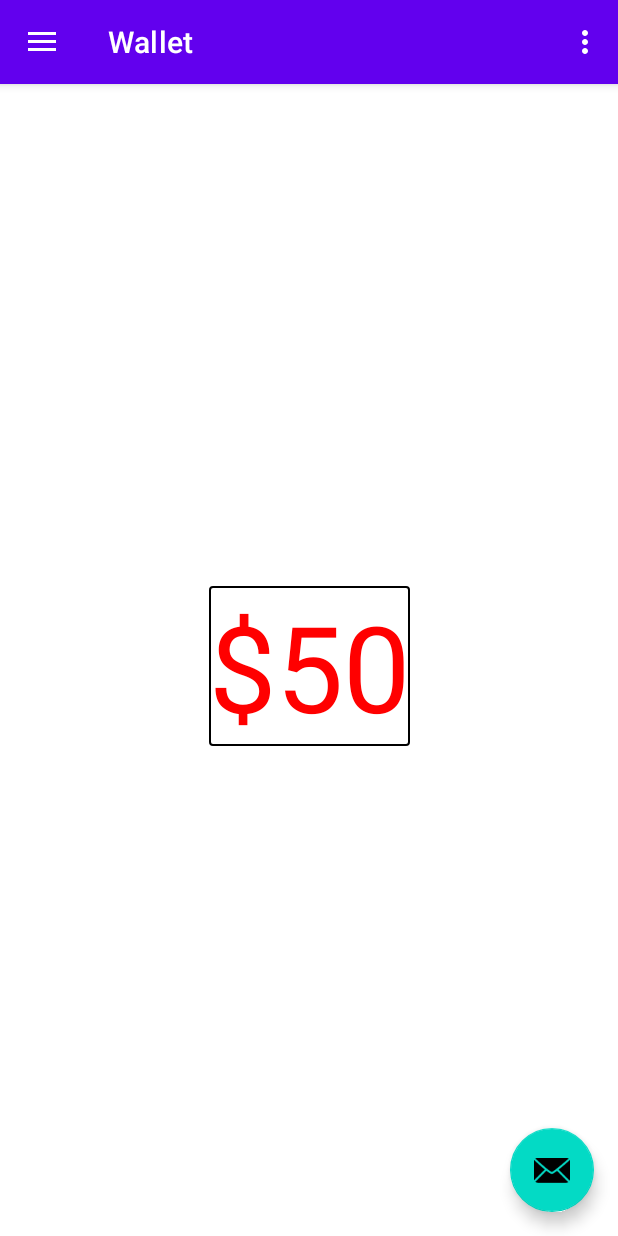
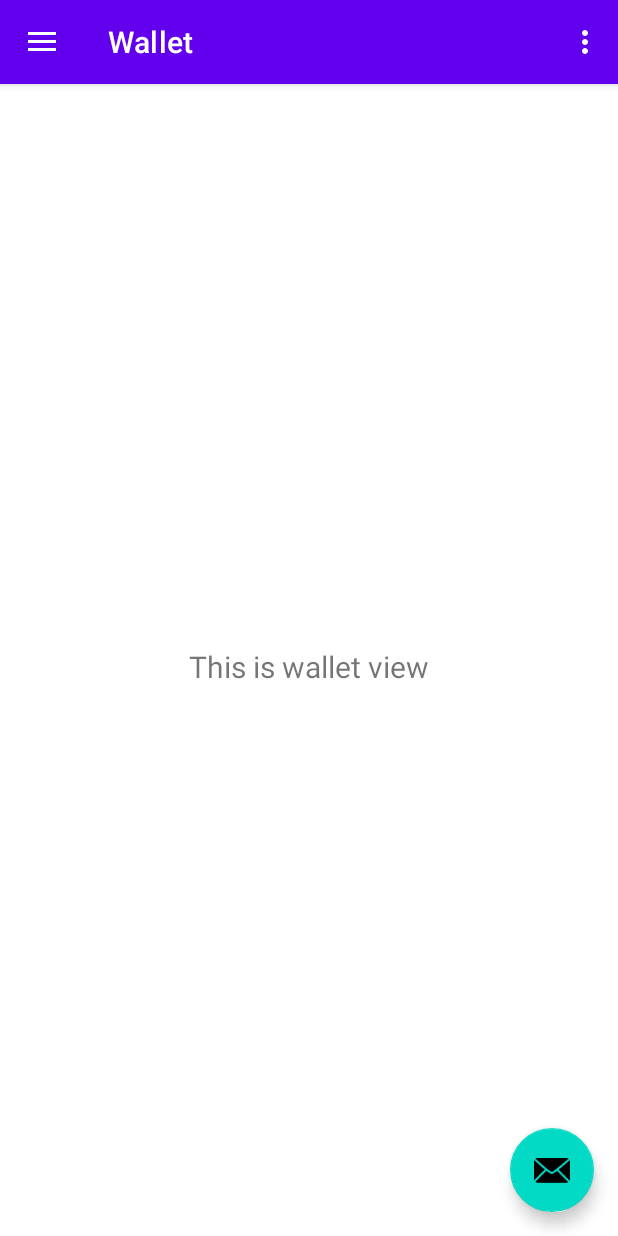
Before and after one commit to csmith845/EzBet, an Android app: the screen it shows after launch (MainActivity), in the side drawer, after a tap on "Wallet", on a phone screen of 412 x 824 dp. Run offline under Robolectric (Android 15) with nearby library versions, the phone set to English and light mode, and no system bars; our stand-ins replace navigation-ui.

Commit message:
Revert "Cooper"

```diff
--- a/app/build.gradle
+++ b/app/build.gradle
@@ -44,7 +44,6 @@ dependencies {
     implementation 'androidx.lifecycle:lifecycle-viewmodel-ktx:2.3.1'
     implementation 'androidx.navigation:navigation-fragment-ktx:2.3.5'
     implementation 'androidx.navigation:navigation-ui-ktx:2.3.5'
-    implementation 'androidx.annotation:annotation:1.3.0'
     testImplementation 'junit:junit:4.13.2'
     androidTestImplementation 'androidx.test.ext:junit:1.1.3'
     androidTestImplementation 'androidx.test.espresso:espresso-core:3.4.0'
--- a/app/src/main/AndroidManifest.xml
+++ b/app/src/main/AndroidManifest.xml
@@ -10,12 +10,9 @@
         android:supportsRtl="true"
         android:theme="@style/Theme.EasyBet">
         <activity
-            android:name=".Bet"
-            android:exported="false"
-            android:label="@string/bet_screen" />
-        <activity
             android:name=".MainActivity"
             android:exported="true"
+            android:label="@string/app_name"
             android:theme="@style/Theme.EasyBet.NoActionBar">
             <intent-filter>
                 <action android:name="android.intent.action.MAIN" />
--- a/app/src/main/java/com/cooper/android/easybet/MainActivity.kt
+++ b/app/src/main/java/com/cooper/android/easybet/MainActivity.kt
@@ -1,6 +1,5 @@
 package com.cooper.android.easybet
 
-import android.app.Application
 import android.os.Bundle
 import android.view.Menu
 import com.google.android.material.snackbar.Snackbar
@@ -14,19 +13,6 @@ import androidx.drawerlayout.widget.DrawerLayout
 import androidx.appcompat.app.AppCompatActivity
 import com.cooper.android.easybet.databinding.ActivityMainBinding
 
-object Wallet{
-    private var money = 50
-    fun withdraw(amount: Int){
-        money -= amount
-    }
-    fun credit(amount: Int){
-        money += amount
-    }
-    fun balance(): Int {
-        return money
-    }
-}
-
 class MainActivity : AppCompatActivity() {
 
     private lateinit var appBarConfiguration: AppBarConfiguration
@@ -34,7 +20,6 @@ class MainActivity : AppCompatActivity() {
 
     override fun onCreate(savedInstanceState: Bundle?) {
         super.onCreate(savedInstanceState)
-
 
         binding = ActivityMainBinding.inflate(layoutInflater)
         setContentView(binding.root)
@@ -54,7 +39,7 @@ class MainActivity : AppCompatActivity() {
         // menu should be considered as top level destinations.
         appBarConfiguration = AppBarConfiguration(
             setOf(
-                R.id.nav_home, R.id.nav_wallet, R.id.nav_room
+                R.id.nav_home, R.id.nav_gallery, R.id.nav_slideshow
             ), drawerLayout
         )
         setupActionBarWithNavController(navController, appBarConfiguration)
--- a/app/src/main/java/com/cooper/android/easybet/ui/gallery/GalleryFragment.kt
+++ b/app/src/main/java/com/cooper/android/easybet/ui/gallery/GalleryFragment.kt
@@ -1,6 +1,5 @@
 package com.cooper.android.easybet.ui.gallery
 
-import android.app.Application
 import android.os.Bundle
 import android.view.LayoutInflater
 import android.view.View
@@ -9,7 +8,6 @@ import android.widget.TextView
 import androidx.fragment.app.Fragment
 import androidx.lifecycle.ViewModelProvider
 import com.cooper.android.easybet.databinding.FragmentGalleryBinding
-
 
 class GalleryFragment : Fragment() {
 
@@ -37,7 +35,6 @@ class GalleryFragment : Fragment() {
         return root
     }
 
-
     override fun onDestroyView() {
         super.onDestroyView()
         _binding = null
--- a/app/src/main/java/com/cooper/android/easybet/ui/gallery/GalleryViewModel.kt
+++ b/app/src/main/java/com/cooper/android/easybet/ui/gallery/GalleryViewModel.kt
@@ -3,13 +3,11 @@ package com.cooper.android.easybet.ui.gallery
 import androidx.lifecycle.LiveData
 import androidx.lifecycle.MutableLiveData
 import androidx.lifecycle.ViewModel
-import com.cooper.android.easybet.Wallet
 
 class GalleryViewModel : ViewModel() {
 
     private val _text = MutableLiveData<String>().apply {
-
-        value = "$" + Wallet.balance().toString()
+        value = "This is wallet view"
     }
     val text: LiveData<String> = _text
 }
--- a/app/src/main/java/com/cooper/android/easybet/ui/home/HomeFragment.kt
+++ b/app/src/main/java/com/cooper/android/easybet/ui/home/HomeFragment.kt
@@ -1,20 +1,13 @@
 package com.cooper.android.easybet.ui.home
 
-import android.content.Intent
 import android.os.Bundle
 import android.view.LayoutInflater
 import android.view.View
 import android.view.ViewGroup
-import android.widget.Button
-import android.widget.EditText
 import android.widget.TextView
 import androidx.fragment.app.Fragment
 import androidx.lifecycle.ViewModelProvider
-import com.cooper.android.easybet.Bet
-import com.cooper.android.easybet.MainActivity
-import com.cooper.android.easybet.Wallet
 import com.cooper.android.easybet.databinding.FragmentHomeBinding
-
 
 class HomeFragment : Fragment() {
 
@@ -24,26 +17,20 @@ class HomeFragment : Fragment() {
     // onDestroyView.
     private val binding get() = _binding!!
 
-
-    private lateinit var newView: Button
-
     override fun onCreateView(
         inflater: LayoutInflater,
         container: ViewGroup?,
         savedInstanceState: Bundle?
     ): View {
-
-
+        val homeViewModel =
+            ViewModelProvider(this).get(HomeViewModel::class.java)
 
         _binding = FragmentHomeBinding.inflate(inflater, container, false)
         val root: View = binding.root
 
-
-        newView = binding.Button
-
-        newView.setOnClickListener{
-            val intent = Intent(activity, Bet::class.java)
-            startActivity(intent)
+        val textView: TextView = binding.textHome
+        homeViewModel.text.observe(viewLifecycleOwner) {
+            textView.text = it
         }
         return root
     }
--- a/app/src/main/java/com/cooper/android/easybet/ui/home/HomeViewModel.kt
+++ b/app/src/main/java/com/cooper/android/easybet/ui/home/HomeViewModel.kt
@@ -7,7 +7,7 @@ import androidx.lifecycle.ViewModel
 class HomeViewModel : ViewModel() {
 
     private val _text = MutableLiveData<String>().apply {
-        value = "Bet"
+        value = "This is where active bets will be"
     }
     val text: LiveData<String> = _text
 }
--- a/app/src/main/res/drawable/rectangle.xml
+++ /dev/null
@@ -1,21 +0,0 @@
-<?xml version="1.0" encoding="utf-8"?>
-<shape xmlns:android="http://schemas.android.com/apk/res/android"
-    android:shape="rectangle" >
-
-    <!-- View background color -->
-    <solid
-        android:color="@color/white" >
-    </solid>
-
-    <!-- View border color and width -->
-    <stroke
-        android:width="1dp"
-        android:color="@color/black" >
-    </stroke>
-
-    <!-- The radius makes the corners rounded -->
-    <corners
-        android:radius="2dp"   >
-    </corners>
-
-</shape>
--- a/app/src/main/res/layout/fragment_gallery.xml
+++ b/app/src/main/res/layout/fragment_gallery.xml
@@ -8,15 +8,13 @@
 
     <TextView
         android:id="@+id/text_gallery"
-        android:background="@drawable/rectangle"
-        android:layout_width="wrap_content"
+        android:layout_width="match_parent"
         android:layout_height="wrap_content"
         android:layout_marginStart="8dp"
         android:layout_marginTop="8dp"
         android:layout_marginEnd="8dp"
         android:textAlignment="center"
-        android:textSize="80sp"
-        android:textColor="@color/red"
+        android:textSize="20sp"
         app:layout_constraintBottom_toBottomOf="parent"
         app:layout_constraintEnd_toEndOf="parent"
         app:layout_constraintStart_toStartOf="parent"
--- a/app/src/main/res/menu/activity_main_drawer.xml
+++ b/app/src/main/res/menu/activity_main_drawer.xml
@@ -9,11 +9,11 @@
             android:icon="@drawable/ic_menu_camera"
             android:title="@string/menu_home" />
         <item
-            android:id="@+id/nav_wallet"
+            android:id="@+id/nav_gallery"
             android:icon="@drawable/ic_menu_gallery"
             android:title="@string/menu_gallery" />
         <item
-            android:id="@+id/nav_room"
+            android:id="@+id/nav_slideshow"
             android:icon="@drawable/ic_menu_slideshow"
             android:title="@string/menu_slideshow" />
     </group>
--- a/app/src/main/res/navigation/mobile_navigation.xml
+++ b/app/src/main/res/navigation/mobile_navigation.xml
@@ -12,13 +12,13 @@
         tools:layout="@layout/fragment_home" />
 
     <fragment
-        android:id="@+id/nav_wallet"
+        android:id="@+id/nav_gallery"
         android:name="com.cooper.android.easybet.ui.gallery.GalleryFragment"
         android:label="@string/menu_gallery"
         tools:layout="@layout/fragment_gallery" />
 
     <fragment
-        android:id="@+id/nav_room"
+        android:id="@+id/nav_slideshow"
         android:name="com.cooper.android.easybet.ui.slideshow.SlideshowFragment"
         android:label="@string/menu_slideshow"
         tools:layout="@layout/fragment_slideshow" />
--- a/app/src/main/res/values-land/dimens.xml
+++ b/app/src/main/res/values-land/dimens.xml
@@ -1,4 +1,3 @@
 <resources>
     <dimen name="fab_margin">48dp</dimen>
-    <dimen name="activity_horizontal_margin">48dp</dimen>
 </resources>
--- /dev/null
+++ b/app/src/main/res/values-night/themes.xml
@@ -0,0 +1,16 @@
+<resources xmlns:tools="http://schemas.android.com/tools">
+    <!-- Base application theme. -->
+    <style name="Theme.EasyBet" parent="Theme.MaterialComponents.DayNight.DarkActionBar">
+        <!-- Primary brand color. -->
+        <item name="colorPrimary">@color/purple_200</item>
+        <item name="colorPrimaryVariant">@color/purple_700</item>
+        <item name="colorOnPrimary">@color/black</item>
+        <!-- Secondary brand color. -->
+        <item name="colorSecondary">@color/teal_200</item>
+        <item name="colorSecondaryVariant">@color/teal_200</item>
+        <item name="colorOnSecondary">@color/black</item>
+        <!-- Status bar color. -->
+        <item name="android:statusBarColor" tools:targetApi="l">?attr/colorPrimaryVariant</item>
+        <!-- Customize your theme here. -->
+    </style>
+</resources>
--- a/app/src/main/res/values-w1240dp/dimens.xml
+++ b/app/src/main/res/values-w1240dp/dimens.xml
@@ -1,4 +1,3 @@
 <resources>
     <dimen name="fab_margin">200dp</dimen>
-    <dimen name="activity_horizontal_margin">200dp</dimen>
 </resources>
--- a/app/src/main/res/values-w600dp/dimens.xml
+++ b/app/src/main/res/values-w600dp/dimens.xml
@@ -1,4 +1,3 @@
 <resources>
     <dimen name="fab_margin">48dp</dimen>
-    <dimen name="activity_horizontal_margin">48dp</dimen>
 </resources>
--- a/app/src/main/res/values/colors.xml
+++ b/app/src/main/res/values/colors.xml
@@ -7,5 +7,4 @@
     <color name="teal_700">#FF018786</color>
     <color name="black">#FF000000</color>
     <color name="white">#FFFFFFFF</color>
-    <color name="red" >#FF0000</color>
 </resources>
```
Also changed, not shown: app/src/main/java/com/cooper/android/easybet/Bet_screen.kt (deleted, +0 -37 lines), app/src/main/res/layout/bet_screen_layout.xml (deleted, +0 -48 lines), app/src/main/res/layout/fragment_home.xml (+8 -6 lines), app/src/main/res/values/strings.xml (+0 -11 lines).
